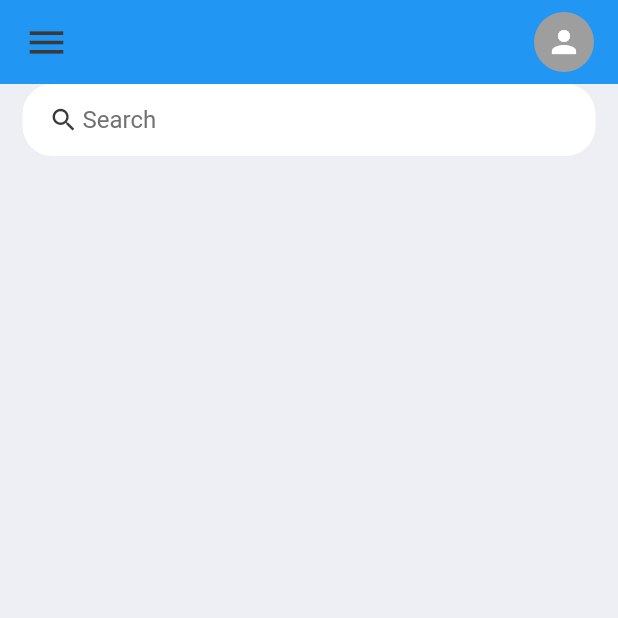
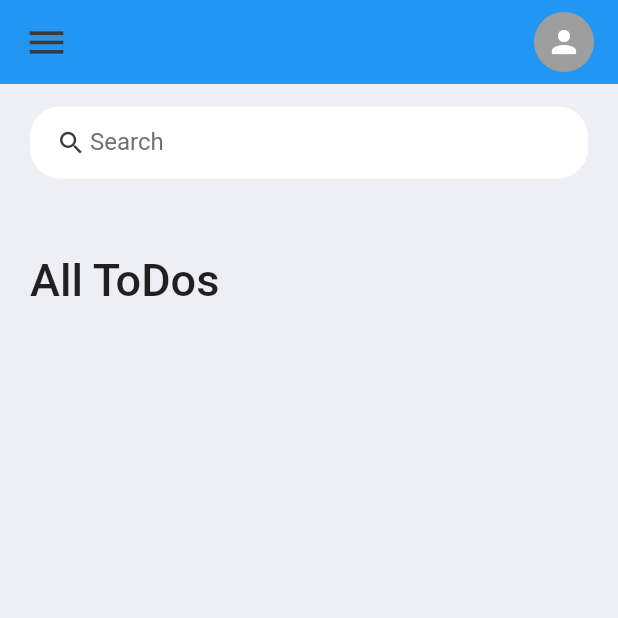
Before and after one commit to Ozurumba007/todo-app-tutorial, a Flutter app: the screen it shows after launch, on a phone screen of 412 x 824 dp, the top half of it. Run offline on Flutter 3.47's test engine with Material 2 defaults, Android fonts, the light colour scheme and no system bars.

Commit message:
added the heading text of the application

```diff
--- a/lib/screens/home_screen.dart
+++ b/lib/screens/home_screen.dart
@@ -17,10 +17,32 @@ class _HomeScreenState extends State<HomeScreen> {
       backgroundColor: tdBGColor,
       appBar: _buildAppBar(),
       body: Container(
-        padding: EdgeInsets.symmetric(horizontal: 15),
+        padding: EdgeInsets.symmetric(
+          horizontal: 20,
+          vertical: 15,
+        ),
         child: Column(
           children: [
             searchBox(),
+            Expanded(
+              child: ListView(
+                children: [
+                  Container(
+                    margin: EdgeInsets.only(
+                      top: 50,
+                      bottom: 20,
+                    ),
+                    child: Text(
+                      'All ToDos',
+                      style: TextStyle(
+                        fontSize: 30,
+                        fontWeight: FontWeight.w500,
+                      ),
+                    ),
+                  ),
+                ],
+              ),
+            ),
           ],
         ),
       ),
```
